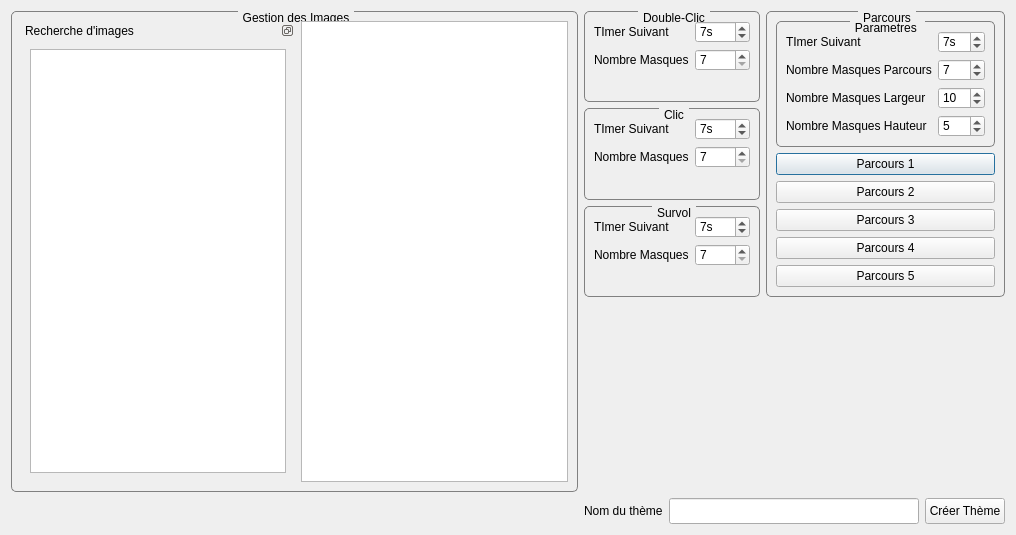
Above: editeur.ui from Txikilinux/leterrier-mulot before the change. Below: the same form after it.
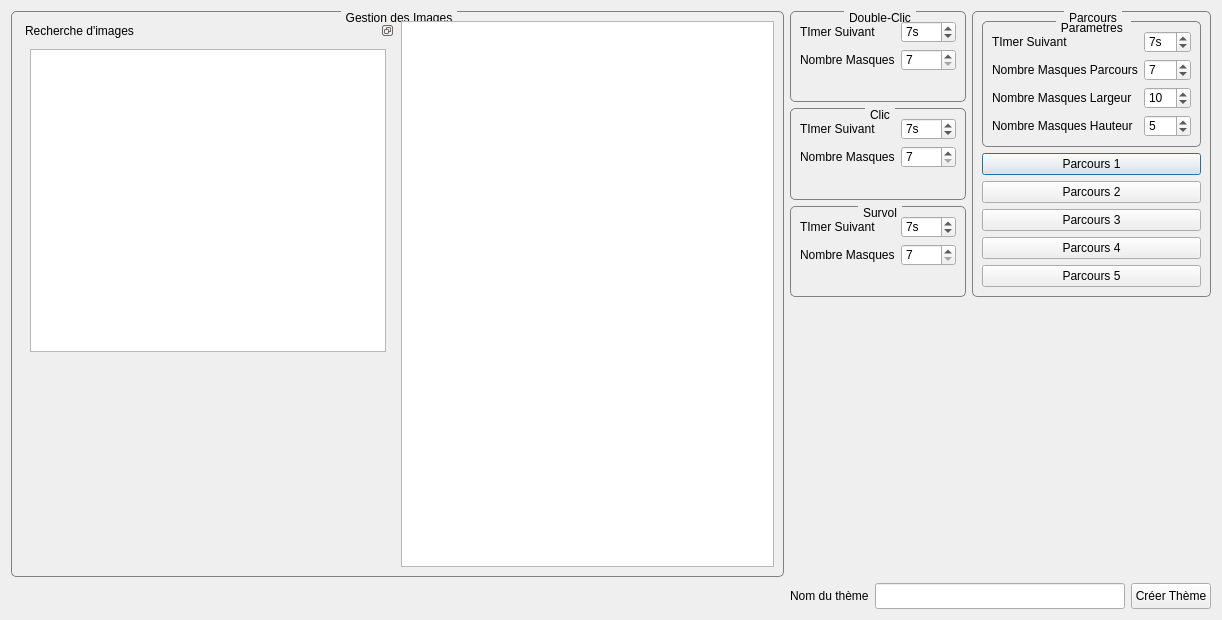
That is the form after the change. Custom widgets are drawn as their Qt base class.

Diff of the .ui file:
```diff
--- a/editeur.ui
+++ b/editeur.ui
@@ -9,8 +9,8 @@
    <rect>
     <x>0</x>
     <y>0</y>
-    <width>1016</width>
-    <height>535</height>
+    <width>1222</width>
+    <height>620</height>
    </rect>
   </property>
   <property name="windowTitle">
@@ -78,6 +78,16 @@
             </property>
            </widget>
           </item>
+          <item row="1" column="0">
+           <widget class="AbulEduMediathequeGet" name="abuleduMediathequeGet" native="true">
+            <property name="minimumSize">
+             <size>
+              <width>0</width>
+              <height>200</height>
+             </size>
+            </property>
+           </widget>
+          </item>
          </layout>
         </widget>
        </widget>
@@ -553,6 +563,14 @@
    </item>
   </layout>
  </widget>
+ <customwidgets>
+  <customwidget>
+   <class>AbulEduMediathequeGet</class>
+   <extends>QWidget</extends>
+   <header>abuledumediathequeget.h</header>
+   <container>1</container>
+  </customwidget>
+ </customwidgets>
  <resources/>
  <connections/>
 </ui>
```
